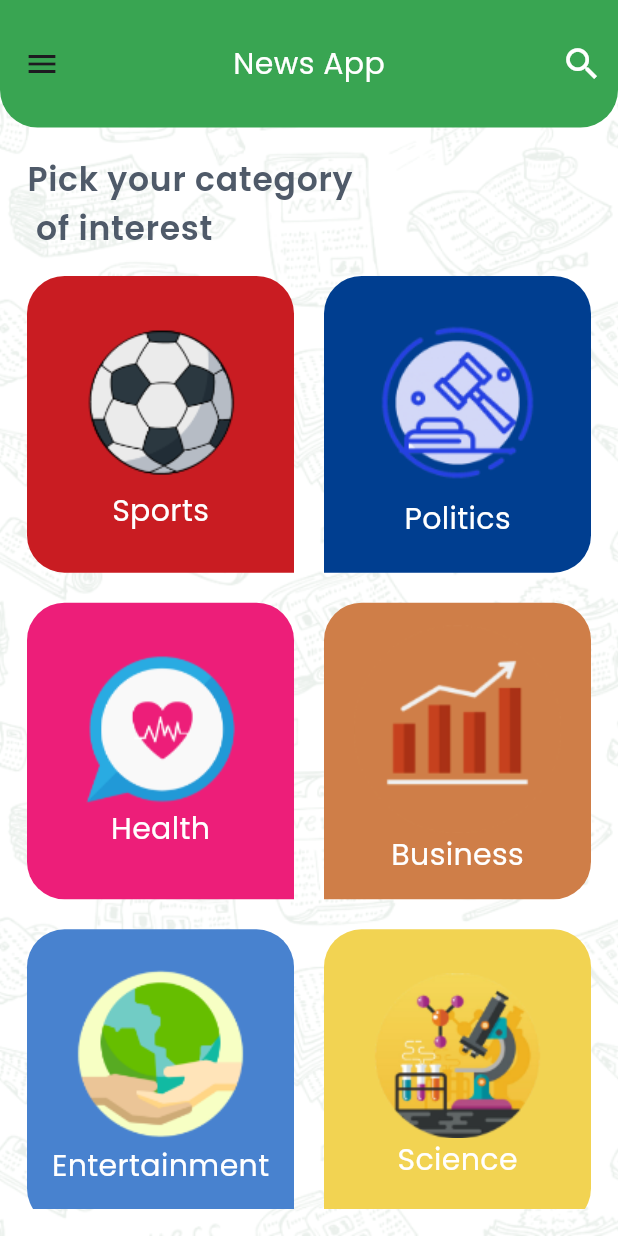
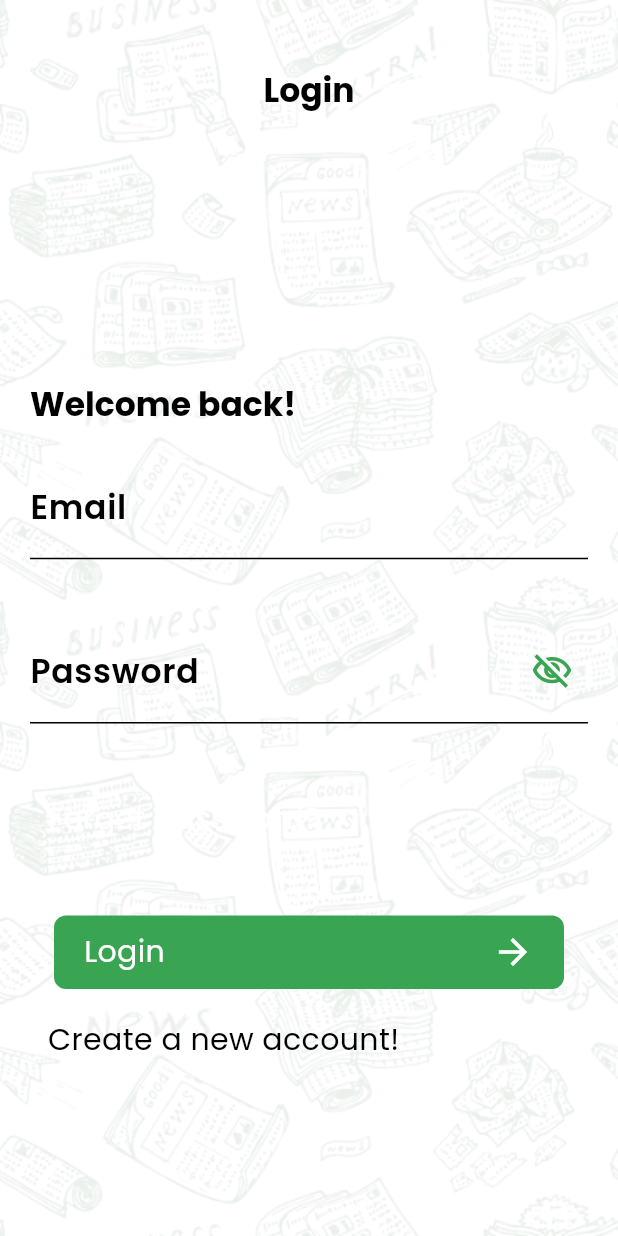
Before and after one commit to mariamsakr872/news_app, a Flutter app: the screen it shows after launch, on a phone screen of 412 x 824 dp. Run offline on Flutter 3.47's test engine with Material 3 defaults, Android fonts, the phone set to English and light mode, and no system bars; our stand-ins replace cached_network_image, cloud_firestore, firebase_auth, firebase_core, google_fonts; accounts and stored records are empty; generated files the repository leaves out were written again.

Commit message:
finish news app, add login & register

```diff
--- /dev/null
+++ b/lib/core/models/user.dart
@@ -0,0 +1,29 @@
+class Users {
+  String? id;
+  String? fullName;
+  String? email;
+
+  Users({
+    this.id,
+    this.fullName,
+    this.email,
+  });
+
+  Map<String,dynamic> toFirestore() {
+    return {
+      "id" : id,
+      "name" : fullName,
+      "email" : email,
+    };
+
+  }
+
+  factory Users.fromFirestore(Map<String,dynamic> json) {
+    return Users(
+      id: json["id"],
+      fullName : json["name"],
+      email : json ["email"],
+
+    );
+  }
+}
--- a/lib/core/theme/application_theme.dart
+++ b/lib/core/theme/application_theme.dart
@@ -8,7 +8,7 @@ class ApplicationTheme {
       appBarTheme: const AppBarTheme(
           backgroundColor: primaryColor,
           elevation: 0,
-          toolbarHeight: 85,
+          toolbarHeight: 100,
           shape: RoundedRectangleBorder(
               borderRadius: BorderRadius.only(
             bottomLeft: Radius.circular(25),
--- a/lib/main.dart
+++ b/lib/main.dart
@@ -1,15 +1,24 @@
+import 'package:firebase_core/firebase_core.dart';
 import 'package:flutter/material.dart';
 import 'package:news_app/core/theme/application_theme.dart';
 import 'package:news_app/pages/home/home_view.dart';
 import 'package:news_app/pages/home/widgets/article_details.dart';
+import 'package:news_app/pages/login/login_view.dart';
+import 'package:news_app/pages/register/register_view.dart';
 import 'package:news_app/pages/settings/settings_view.dart';
 import 'package:news_app/pages/splash/splash_view.dart';
 import 'package:flutter_gen/gen_l10n/app_localizations.dart';
 import 'package:provider/provider.dart';
 
 import 'app_provider.dart';
+import 'firebase_options.dart';
 
-void main() {
+Future<void> main() async {
+
+  WidgetsFlutterBinding.ensureInitialized();
+  await Firebase.initializeApp(
+    options: DefaultFirebaseOptions.currentPlatform,
+  );
   runApp(ChangeNotifierProvider(
       create: (BuildContext context) => AppProvider(), child: const MyApp()));
 }
@@ -32,6 +41,8 @@ class MyApp extends StatelessWidget {
         HomeView.routeName: (context) => const HomeView(),
         SettingView.routeName: (context) => const SettingView(),
         ArticleDetails.routeName: (context) => const ArticleDetails(),
+        LoginView.routeName: (context) =>  const LoginView(),
+        RegisterView.routeName: (context) => const RegisterView(),
       },
     );
   }
--- /dev/null
+++ b/lib/pages/home/widgets/custom_textfield.dart
@@ -0,0 +1,52 @@
+import 'package:flutter/material.dart';
+import 'package:flutter_gen/gen_l10n/app_localizations.dart';
+
+class CustomTextField extends StatelessWidget {
+  final String? title;
+  final String? label;
+  final TextEditingController textEditingController;
+  final FormFieldValidator<String>? validator;
+  final int maxLines;
+  final Widget? icon;
+  final Color? color;
+  final bool obscure;
+
+  const CustomTextField({
+    super.key,
+    required this.textEditingController,
+    this.title,
+    this.label,
+    this.validator,
+    this.maxLines = 1,
+    this.icon,
+    this.color,
+    this.obscure = false,
+  });
+
+  @override
+  Widget build(BuildContext context) {
+    var theme = Theme.of(context);
+    var locale = AppLocalizations.of(context);
+    return TextFormField(
+      controller: textEditingController,
+      validator: validator,
+      maxLines: maxLines,
+      obscureText: obscure,
+      decoration: InputDecoration(
+          hintText: title,
+          labelText: label,
+          suffixIcon: icon,
+          suffixIconColor: color,
+          hintStyle: theme.textTheme.bodyMedium
+              ?.copyWith(color: Colors.black),
+          labelStyle: theme.textTheme.bodyLarge
+              ?.copyWith(color: Colors.black),
+
+          enabledBorder: const UnderlineInputBorder(
+              borderSide: BorderSide(
+            color: Colors.black,
+          ))),
+      style: const TextStyle(color:Colors.black),
+    );
+  }
+}
--- /dev/null
+++ b/lib/pages/login/login_view.dart
@@ -0,0 +1,222 @@
+import 'package:firebase_auth/firebase_auth.dart';
+import 'package:flutter/material.dart';
+import 'package:news_app/pages/home/home_view.dart';
+
+import '../../core/network/user_fun.dart';
+import '../home/widgets/custom_textfield.dart';
+import '../register/register_view.dart';
+
+
+
+class LoginView extends StatefulWidget {
+  static const String routeName = "login";
+
+    const LoginView({super.key});
+
+  @override
+  State<LoginView> createState() => _LoginViewState();
+}
+
+class _LoginViewState extends State<LoginView> {
+  TextEditingController emailController = TextEditingController();
+  TextEditingController passController = TextEditingController();
+
+  bool isVisible = false;
+  var formKey = GlobalKey<FormState>();
+
+  @override
+  Widget build(BuildContext context) {
+    var theme = Theme.of(context);
+    return Container(
+      decoration: const BoxDecoration(
+          color: Colors.white,
+          image: DecorationImage(
+
+            image: AssetImage("assets/images/pattern.png"),
+            fit: BoxFit.cover,
+          )),
+      child: Scaffold(
+        backgroundColor: Colors.transparent,
+        appBar: AppBar(
+          backgroundColor: Colors.transparent,
+          title: Padding(
+            padding: const EdgeInsets.all(30.0),
+            child: Text(
+              "Login",
+              style: theme.textTheme.titleLarge?.copyWith(color: Colors.black),
+            ),
+          ),
+          centerTitle: true,
+          toolbarHeight: 120,
+        ),
+        body: SingleChildScrollView(
+          child: Padding(
+            padding: const EdgeInsets.all(20.0),
+            child: Form(
+              key: formKey,
+              child: Column(
+                crossAxisAlignment: CrossAxisAlignment.stretch,
+                children: [
+                  SizedBox(
+                    height: MediaQuery
+                        .of(context)
+                        .size
+                        .height * 0.14,
+                  ),
+                  Text(
+                    "Welcome back!",
+                    style: theme.textTheme.titleLarge
+                        ?.copyWith(color: Colors.black),
+                  ),
+                  const SizedBox(
+                    height: 20,
+                  ),
+                  CustomTextField(
+                    textEditingController: emailController,
+                    validator: (value) {
+                      if (value == null || value
+                          .trim()
+                          .isEmpty) {
+                        return "You must enter your password";
+                      }
+                      var regex = RegExp(
+                          r"^[a-zA-Z0-9.a-zA-Z0-9.!#$%&'*+-/=?^_`{|}~]+@[a-zA-Z0-9]+\.[a-zA-Z]+");
+                      if (!regex.hasMatch(value)) {
+                        return "Invalid email address";
+                      }
+                      return null;
+                    },
+                    label: "Email",
+
+                  ),
+                  const SizedBox(
+                    height: 40,
+                  ),
+                  CustomTextField(
+                    textEditingController: passController,
+                    icon: GestureDetector(
+                      onTap: () {
+                        isVisible = !isVisible;
+                        setState(() {});
+                      },
+                      child: isVisible == true
+                          ? const Icon(
+                        Icons.remove_red_eye_outlined,
+                        size: 28,
+                      )
+                          : const Icon(
+                        Icons.visibility_off_outlined,
+                        size: 28,
+                      ),
+                    ),
+                    obscure: !isVisible,
+                    color: theme.primaryColor,
+                    validator: (value) {
+                      if (value == null || value
+                          .trim()
+                          .isEmpty) {
+                        return "You must enter your password";
+                      }
+                      return null;
+                    },
+                    label: "Password",
+                  ),
+                  const SizedBox(
+                    height: 40,
+                  ),
+                  Align(
+                    alignment: Alignment.topLeft,
+                    child: TextButton(
+                      onPressed: () {},
+                      child: Text(
+                        "Forget password?",
+                        textAlign: TextAlign.center,
+                        style: theme.textTheme.bodyMedium?.copyWith(
+                          color: theme.colorScheme.onSecondary,
+                        ),
+                      ),
+                    ),
+                  ),
+                  const SizedBox(
+                    height: 40,
+                  ),
+                  MaterialButton(
+                    onPressed: () {
+
+                      var user = login();
+                      Navigator.pushReplacementNamed(context, HomeView.routeName,arguments: user);
+
+                    },
+                    child: Container(
+                      padding: const EdgeInsets.symmetric(
+                          horizontal: 20, vertical: 10),
+                      decoration: BoxDecoration(
+                        color: theme.primaryColor,
+                        borderRadius: BorderRadius.circular(8.0),
+                      ),
+                      child: Row(
+                        mainAxisAlignment: MainAxisAlignment.spaceBetween,
+                        children: [
+                          Text(
+                            "Login",
+                            style: theme.textTheme.bodyMedium?.copyWith(
+                              color: Colors.white,
+                            ),
+                          ),
+                          const Icon(Icons.arrow_forward,
+                              size: 28, color: Colors.white),
+                        ],
+                      ),
+                    ),
+                  ),
+                  const SizedBox(
+                    height: 10,
+                  ),
+                  Align(
+                    alignment: Alignment.topLeft,
+                    child: TextButton(
+                      onPressed: () {
+                        Navigator.pushNamed(context, RegisterView.routeName);
+                      },
+                      child: Text(
+                        "Create a new account!",
+                        textAlign: TextAlign.center,
+                        style: theme.textTheme.bodyMedium?.copyWith(
+                          color: Colors.black,
+                        ),
+                      ),
+                    ),
+                  ),
+                ],
+              ),
+            ),
+          ),
+        ),
+      ),
+    );
+  }
+
+   login() async {
+
+    if (formKey.currentState!.validate()) {
+      // call login api
+      try {
+         var user = await FirebaseAuth.instance.signInWithEmailAndPassword(
+            email: emailController.text,
+            password: passController.text,
+            );
+             var credentialUser = await UserFun.getUser(user.user?.uid);
+             return credentialUser;
+
+      }
+      on FirebaseAuthException catch (e) {
+        if (e.code == 'user-not-found') {
+          print('No user found for that email.');
+        } else if (e.code == 'wrong-password') {
+          print('Wrong password provided for that user.');
+        }
+      }
+
+    }
+  }
+}
--- a/lib/pages/splash/splash_view.dart
+++ b/lib/pages/splash/splash_view.dart
@@ -1,7 +1,8 @@
 import 'dart:async';
 
 import 'package:flutter/material.dart';
-import 'package:news_app/pages/home/home_view.dart';
+import 'package:news_app/pages/login/login_view.dart';
+
 
 class SplashScreen extends StatefulWidget {
   static const String routeName = "splash";
@@ -20,7 +21,7 @@ class _SplashScreenState extends State<SplashScreen> {
    Timer(
      const Duration(seconds: 3),
      () {
-       Navigator.pushReplacementNamed(context, HomeView.routeName);
+       Navigator.pushReplacementNamed(context, LoginView.routeName);
      },
    );
     super.initState();
--- a/pubspec.yaml
+++ b/pubspec.yaml
@@ -44,6 +44,9 @@ dependencies:
     sdk: flutter
   provider: ^6.0.5
   url_launcher: ^6.2.1
+  firebase_core: ^2.19.0
+  cloud_firestore: ^4.11.0
+  firebase_auth: ^4.12.0
 
 
 dev_dependencies:
```
Also changed, not shown: lib/core/network/user_fun.dart (added, +27 -0 lines), lib/pages/register/register_view.dart (added, +240 -0 lines), assets/images/Component 1 – 1.png (added), lib/firebase_options.dart (added), pubspec.lock, 7 other files.
